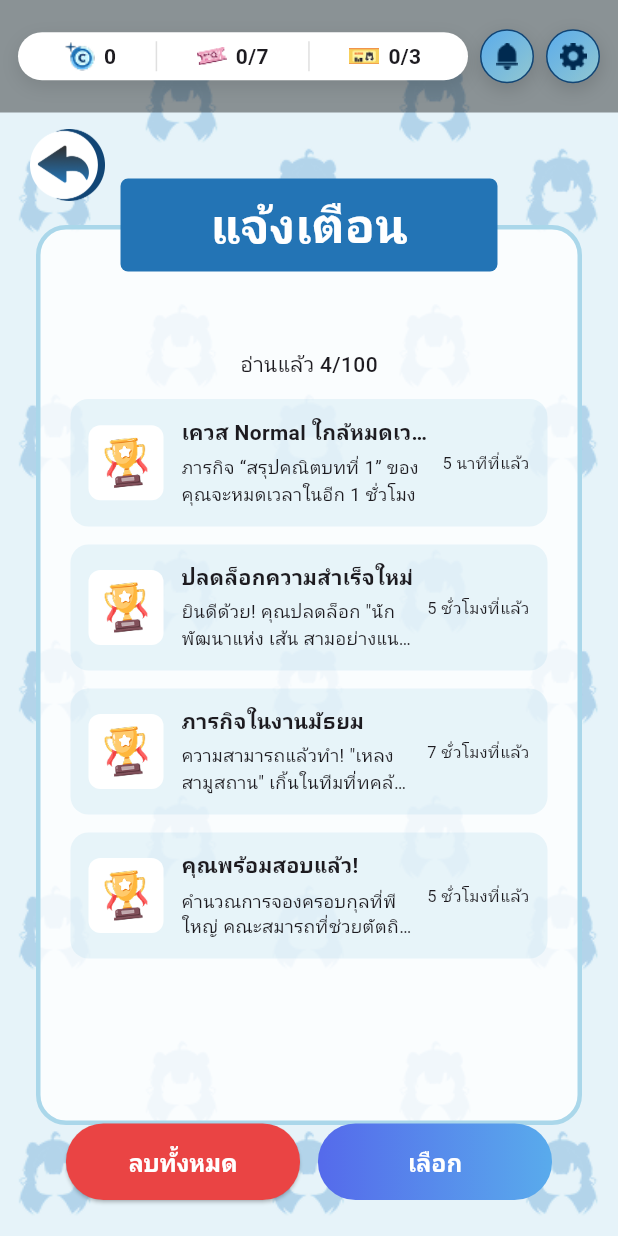
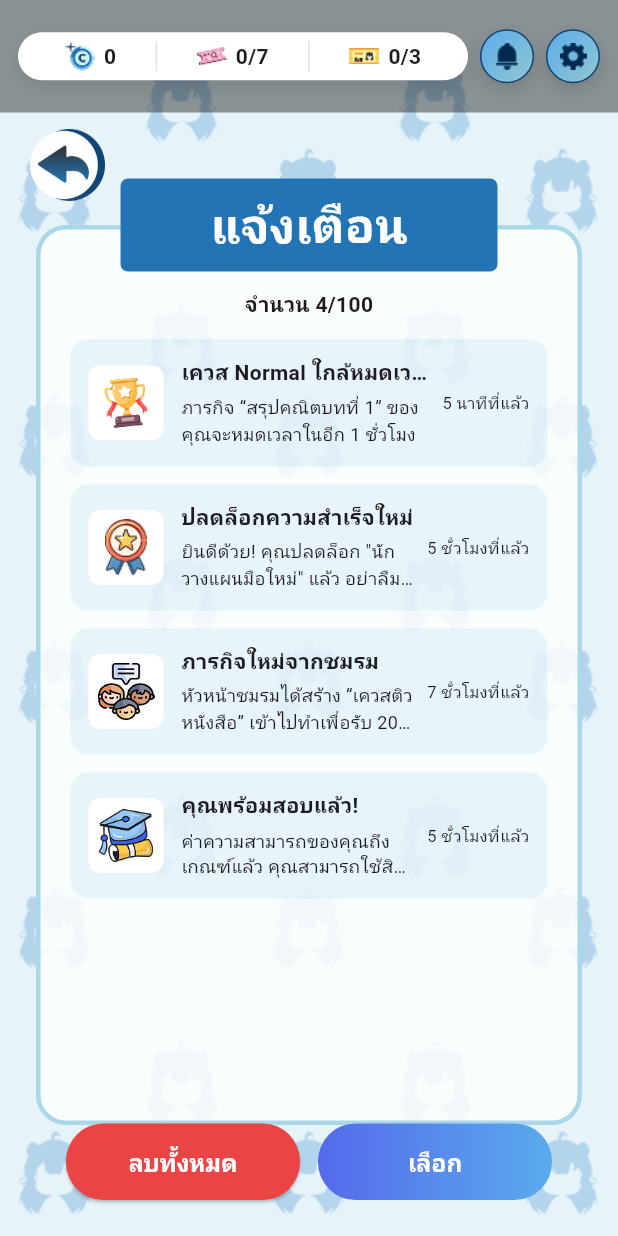
Before and after one commit to Akanoito89003/KidzKanklai, a Flutter app: the NotificationScreen screen opened by its route, on a phone screen of 412 x 824 dp. Run offline on Flutter 3.47's test engine with Material 3 defaults, Android fonts, the light colour scheme and no system bars; our stand-ins replace google_fonts; accounts and stored records are empty; network calls fail; Roboto replaces fonts that are missing (Kanit).

Commit message:
Notification (Not done)

```diff
--- a/frontend/lib/screens/notification_screen.dart
+++ b/frontend/lib/screens/notification_screen.dart
@@ -38,27 +38,27 @@ class _NotificationScreenState extends State<NotificationScreen> {
         ),
         NotificationItem(
           id: '2',
-          imagePath: 'lib/assets/quest_1_icon.png',
+          imagePath: 'lib/assets/acheivement_icon.png',
           title: 'ปลดล็อกความสำเร็จใหม่',
           description:
-              'ยินดีด้วย! คุณปลดล็อก "นักพัฒนาแห่ง เส้น สามอย่างแนบเคียง...',
+              'ยินดีด้วย! คุณปลดล็อก "นักวางแผนมือใหม่" แล้ว อย่าลืมเข้าไปรับ...',
           timestamp: '5 ชั่วโมงที่แล้ว',
           isRead: false,
         ),
         NotificationItem(
           id: '3',
-          imagePath: 'lib/assets/quest_1_icon.png',
-          title: 'ภารกิจในงานมัธยม',
+          imagePath: 'lib/assets/club_1_icon.png',
+          title: 'ภารกิจใหม่จากชมรม',
           description:
-              'ความสามารถแล้วทำ! "เหลงสามูสถาน" เกิ้นในทีมที่ทคล้อง 200...',
+              'หัวหน้าชมรมได้สร้าง “เควสติวหนังสือ” เข้าไปทำเพื่อรับ 200...',
           timestamp: '7 ชั่วโมงที่แล้ว',
           isRead: false,
         ),
         NotificationItem(
           id: '4',
-          imagePath: 'lib/assets/quest_1_icon.png',
+          imagePath: 'lib/assets/exam_icon.png',
           title: 'คุณพร้อมสอบแล้ว!',
-          description: 'คำนวณการจองครอบกุลที่พีใหญ่ คณะสมารถที่ช่วยตัตถิพ...',
+          description: 'ค่าความสามารถของคุณถึงเกณฑ์แล้ว คุณสามารถใช้สิทธิเข้า...',
           timestamp: '5 ชั่วโมงที่แล้ว',
           isRead: false,
         ),
@@ -92,17 +92,17 @@ Widget build(BuildContext context) {
                     width: 3,
                   ),
                 ),
-                padding: const EdgeInsets.fromLTRB(20, 40, 20, 20),
+                padding: const EdgeInsets.fromLTRB(20, 0, 20, 20),
                 child: Column(
                   children: [
                     const SizedBox(height: 40),
 
                     // Progress
                     Text(
-                      'อ่านแล้ว 4/100',
+                      'จำนวน 4/100',
                       style: TextStyle(
                         fontSize: 14,
-                        fontWeight: FontWeight.w500,
+                        fontWeight: FontWeight.bold,
                       ),
                     ),
 
@@ -318,7 +318,7 @@ Widget _buildNotificationCard(BuildContext context, NotificationItem item) {
 
         const SizedBox(width: 12),
 
-        // TEXT
+        // Text
         Expanded(
           child: Column(
             crossAxisAlignment: CrossAxisAlignment.start,
```
Also changed, not shown: frontend/lib/assets/club_1_icon.png (added), frontend/lib/assets/exam_icon.png (added).
